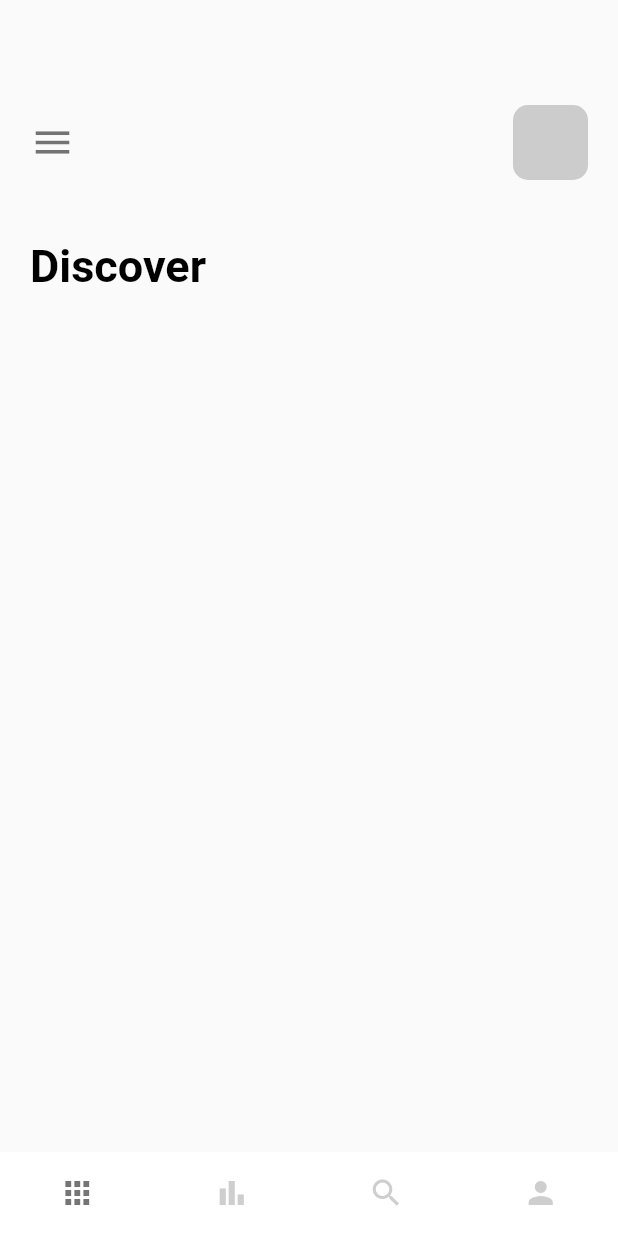
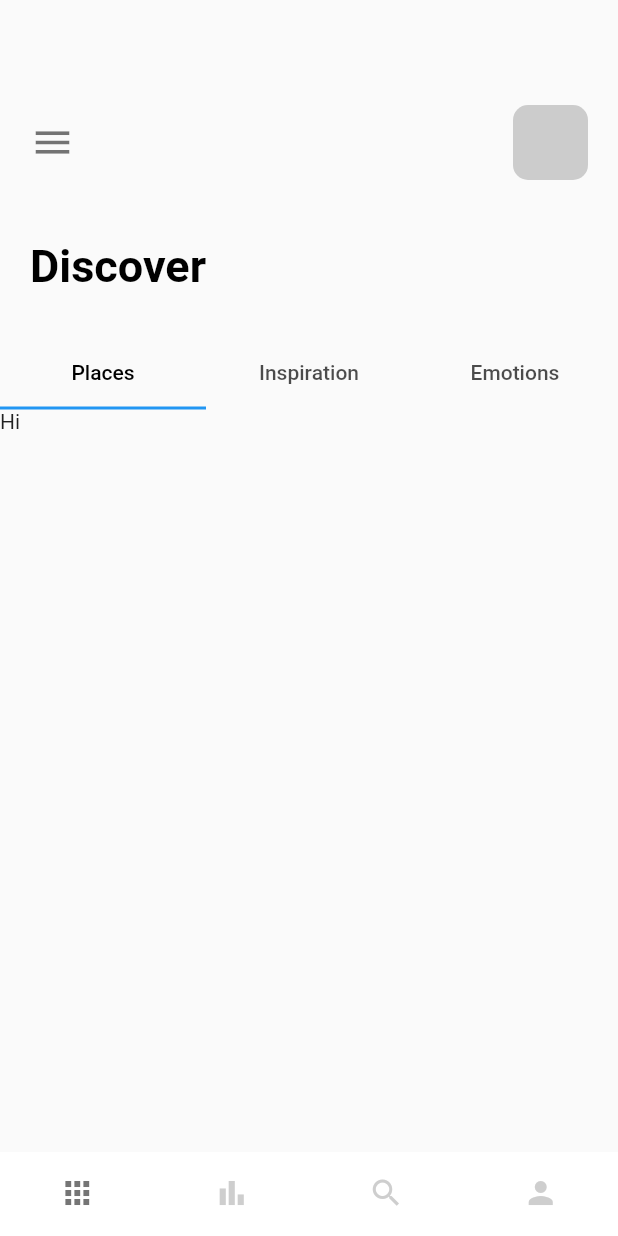
Before and after one commit to emilson-silva/flutter_cubit, a Flutter app: the screen it shows after launch, on a phone screen of 412 x 824 dp. Run offline on Flutter 3.47's test engine with Material 2 defaults, Android fonts, the phone set to English and light mode, and no system bars.

Commit message:
Tabbar na home_page

```diff
--- a/lib/main.dart
+++ b/lib/main.dart
@@ -1,5 +1,5 @@
 import 'package:flutter/material.dart';
-import 'package:flutter_cubit/pages/navpages/main_pages.dart';
+import 'package:flutter_cubit/pages/navpages/main_page.dart';
 import 'package:flutter_cubit/pages/welcome_page.dart';
 
 void main() {
--- a/lib/pages/navpages/home_page.dart
+++ b/lib/pages/navpages/home_page.dart
@@ -8,13 +8,17 @@ class HomePage extends StatefulWidget {
   _HomePageState createState() => _HomePageState();
 }
 
-class _HomePageState extends State<HomePage> {
+class _HomePageState extends State<HomePage> with TickerProviderStateMixin{
+
+
   @override
   Widget build(BuildContext context) {
+    TabController _tabController = TabController(length: 3,vsync: this);
     return Scaffold(
       body: Column(
         crossAxisAlignment: CrossAxisAlignment.start,
         children: [
+          //menu text
           Container(
             padding: const EdgeInsets.only(top: 70, left: 20),
             child: Row(
@@ -34,10 +38,35 @@ class _HomePageState extends State<HomePage> {
             ),
           ),
           SizedBox(height: 40),
+          //discover text
           Container(
-            margin: const EdgeInsets.only(left: 20
+            margin: const EdgeInsets.only(left: 20),
+            child: AppLargeTerxt(text: 'Discover'),
+          ),
+          SizedBox(height: 30),
+          //tabbar
+          Container(
+            child: TabBar(
+              controller: _tabController,
+              labelColor: Colors.black,
+              tabs: [
+                Tab(text: "Places"),
+                Tab(text: "Inspiration"),
+                Tab(text: "Emotions"),
+              ],
             ),
-            child: AppLargeTerxt(text: 'Discover'),
+          ),
+          Container(
+            height: 300,
+            width: double.maxFinite,
+            child: TabBarView(
+              controller: _tabController,
+              children: [
+                Text("Hi"),
+                Text("There"),
+                Text("Bye"),
+              ],
+            ),
           ),
         ],
       ),
```
Also changed, not shown: lib/pages/navpages/main_page.dart (renamed from lib/pages/navpages/main_pages.dart).
